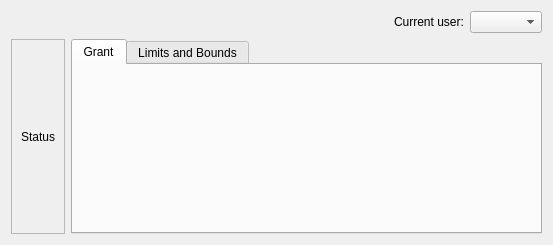
Old version of the form src/kcm/ui/main.ui in the repository simgunz/timekpr.
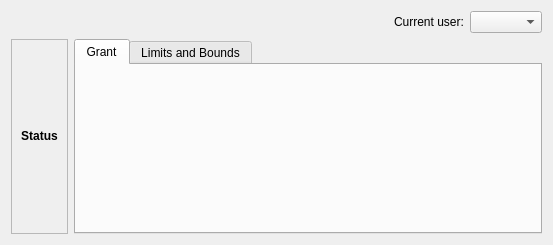
New version of the form. Custom widgets are drawn as their Qt base class.

Patch:
```diff
--- a/src/kcm/ui/main.ui
+++ b/src/kcm/ui/main.ui
@@ -71,7 +71,10 @@
          </sizepolicy>
         </property>
         <property name="text">
-         <string>Status</string>
+         <string>&lt;b&gt;Status&lt;/b&gt;</string>
+        </property>
+        <property name="textFormat">
+         <enum>Qt::AutoText</enum>
         </property>
         <property name="alignment">
          <set>Qt::AlignCenter</set>
```
